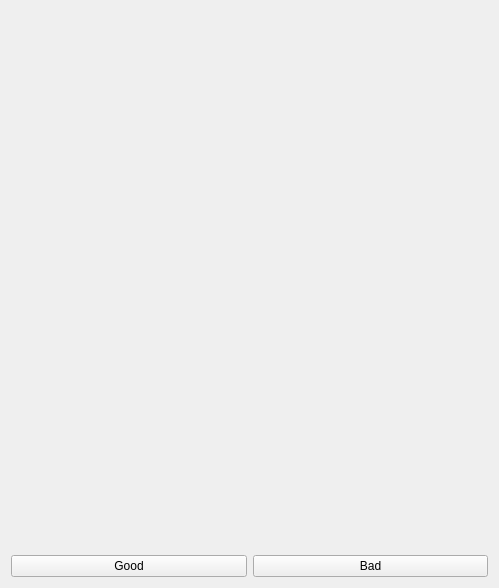
Qt form src/HuggleLite/mainwindow.ui (huggle/huggle-lite) before a commit.
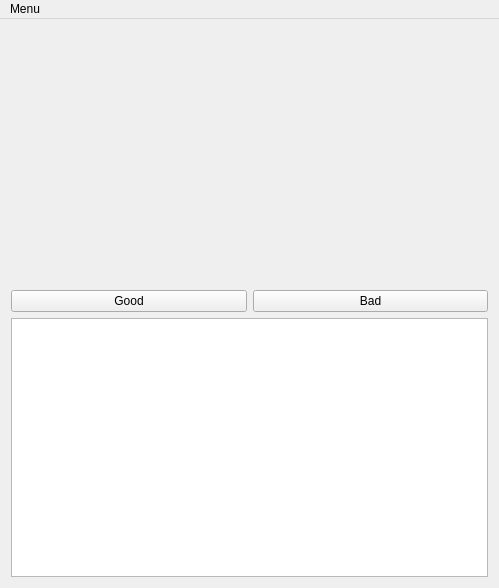
The same form after that commit.

Diff of the .ui file:
```diff
--- a/src/HuggleLite/mainwindow.ui
+++ b/src/HuggleLite/mainwindow.ui
@@ -23,7 +23,7 @@
       <property name="sizeHint" stdset="0">
        <size>
         <width>20</width>
-        <height>518</height>
+        <height>255</height>
        </size>
       </property>
      </spacer>
@@ -46,6 +46,13 @@
       </item>
      </layout>
     </item>
+    <item>
+     <widget class="QPlainTextEdit" name="systemLog">
+      <property name="readOnly">
+       <bool>true</bool>
+      </property>
+     </widget>
+    </item>
    </layout>
   </widget>
   <widget class="QMenuBar" name="menuBar">
@@ -57,6 +64,13 @@
      <height>19</height>
     </rect>
    </property>
+   <widget class="QMenu" name="menuDebug_menu">
+    <property name="title">
+     <string>Menu</string>
+    </property>
+    <addaction name="actionSystem_log"/>
+   </widget>
+   <addaction name="menuDebug_menu"/>
   </widget>
  </widget>
  <layoutdefault spacing="6" margin="11"/>
```
Left out of the diff: 8 changed lines with no effect on the pictures.
